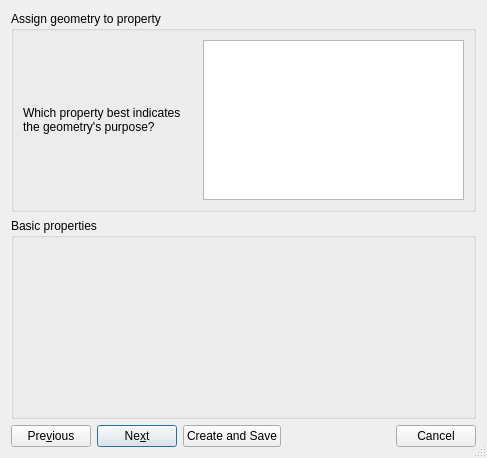
Old version of the form src/qt-widgets/CreateFeatureDialogUi.ui in the repository GPlates/GPlates.
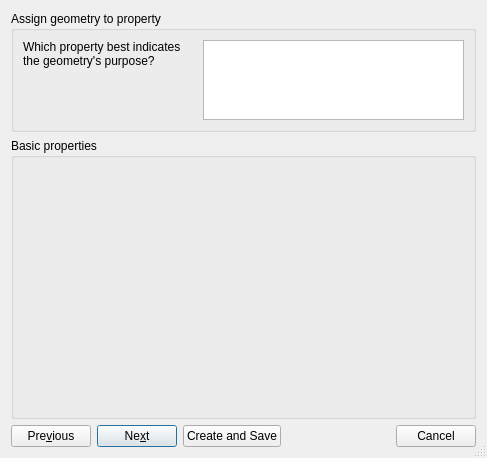
New version of the form. The open tabs and pages were chosen to show the change. Icons and pictures are not drawn.

Patch:
```diff
--- a/src/qt-widgets/CreateFeatureDialogUi.ui
+++ b/src/qt-widgets/CreateFeatureDialogUi.ui
@@ -68,11 +68,11 @@
         <number>0</number>
        </property>
        <item>
-        <widget class="QGroupBox" name="groupbox_geometry_destination" >
-         <property name="sizePolicy" >
-          <sizepolicy vsizetype="Minimum" hsizetype="Preferred" >
+        <widget class="QGroupBox" name="groupbox_geometry_destination">
+         <property name="sizePolicy">
+          <sizepolicy hsizetype="Preferred" vsizetype="Expanding">
            <horstretch>0</horstretch>
-           <verstretch>0</verstretch>
+           <verstretch>3</verstretch>
           </sizepolicy>
          </property>
          <property name="title" >
@@ -80,9 +80,9 @@
          </property>
          <layout class="QHBoxLayout" >
           <item>
-           <widget class="QLabel" name="label_geometry_destinations" >
-            <property name="sizePolicy" >
-             <sizepolicy vsizetype="Preferred" hsizetype="Preferred" >
+           <widget class="QLabel" name="label_geometry_destinations">
+            <property name="sizePolicy">
+             <sizepolicy hsizetype="Preferred" vsizetype="Minimum">
               <horstretch>4</horstretch>
               <verstretch>0</verstretch>
              </sizepolicy>
@@ -90,7 +90,10 @@
             <property name="text" >
              <string>Which property best indicates the geometry's purpose?</string>
             </property>
-            <property name="wordWrap" >
+            <property name="alignment">
+             <set>Qt::AlignLeading|Qt::AlignLeft|Qt::AlignTop</set>
+            </property>
+            <property name="wordWrap">
              <bool>true</bool>
             </property>
            </widget>
@@ -103,13 +106,7 @@
               <verstretch>0</verstretch>
              </sizepolicy>
             </property>
-            <property name="minimumSize" >
-             <size>
-              <width>0</width>
-              <height>80</height>
-             </size>
-            </property>
-            <property name="horizontalScrollBarPolicy" >
+            <property name="horizontalScrollBarPolicy">
              <enum>Qt::ScrollBarAlwaysOff</enum>
             </property>
            </widget>
@@ -118,8 +115,14 @@
         </widget>
        </item>
        <item>
-        <widget class="QGroupBox" name="groupbox_properties" >
-         <property name="title" >
+        <widget class="QGroupBox" name="groupbox_properties">
+         <property name="sizePolicy">
+          <sizepolicy hsizetype="Preferred" vsizetype="Expanding">
+           <horstretch>0</horstretch>
+           <verstretch>7</verstretch>
+          </sizepolicy>
+         </property>
+         <property name="title">
           <string>Basic properties</string>
          </property>
         </widget>
```
Left out of the diff: 112 changed lines with no effect on the pictures.
